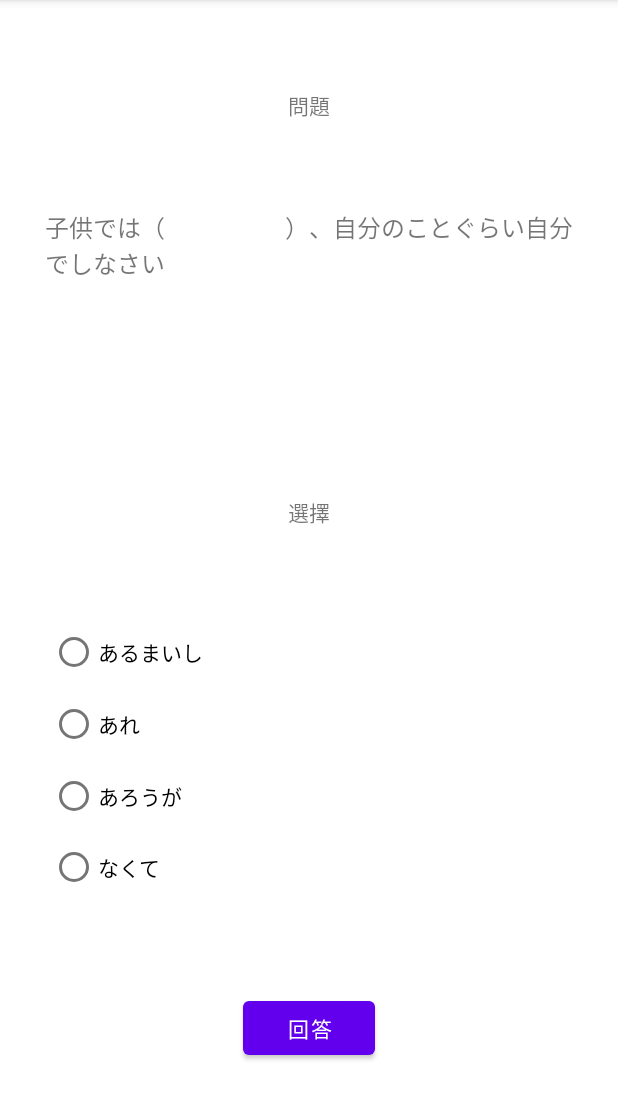
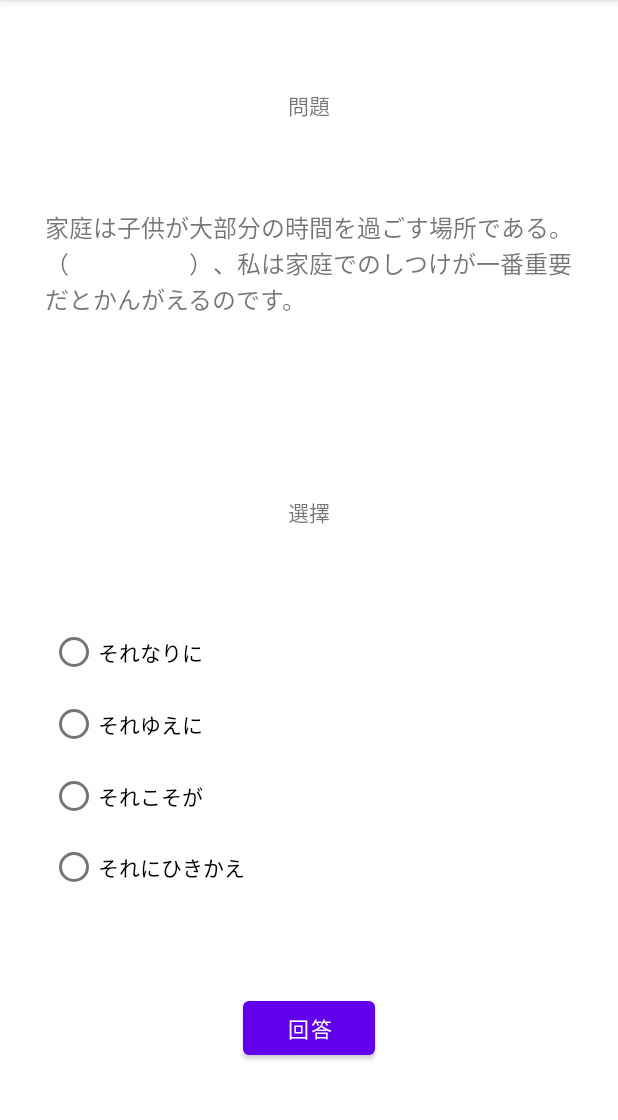
Before and after one commit to neojou/AndroidApp, an Android app: the screen it shows after launch (MainActivity before the commit, TestActivity after it), on a phone screen of 412 x 824 dp, the part 84-1204 px from its top. Run offline under Robolectric (Android 15) with nearby library versions, the phone set to English and light mode, and no system bars.

Commit message:
JLPT trainer v0.04
- create a new Activity TestActivity to inherit MainActivity

Signed-off-by: neojou <neojou@gmail.com>

```diff
--- a/JLPTtrainer/app/src/main/AndroidManifest.xml
+++ b/JLPTtrainer/app/src/main/AndroidManifest.xml
@@ -14,7 +14,7 @@
         android:theme="@style/Theme.JLPTTrainer"
         tools:targetApi="31">
         <activity
-            android:name=".MainActivity"
+            android:name=".TestActivity"
             android:exported="true">
             <intent-filter>
                 <action android:name="android.intent.action.MAIN" />
--- a/JLPTtrainer/app/src/main/java/com/nj/jlpttrainer/MainActivity.java
+++ b/JLPTtrainer/app/src/main/java/com/nj/jlpttrainer/MainActivity.java
@@ -7,34 +7,9 @@ import android.os.Bundle;
 import android.widget.*;
 
 public class MainActivity extends AppCompatActivity {
-    Question q;
-    TextView question_content;
-
     @Override
     protected void onCreate(Bundle savedInstanceState) {
         super.onCreate(savedInstanceState);
         setContentView(R.layout.activity_main);
-
-        q = new Question();
-        q.generate_question();
-        set_question_to_view(q);
-    }
-
-    private void set_question_to_view(Question q) {
-        question_content = (TextView)findViewById(R.id.question_content);
-        question_content.setText(q.question);
-
-        Button choice1 = (Button)findViewById(R.id.answer1);
-        choice1.setText(q.answers[1]);
-
-        Button choice2 = (Button)findViewById(R.id.answer2);
-        choice2.setText(q.answers[2]);
-
-        Button choice3 = (Button)findViewById(R.id.answer3);
-        choice3.setText(q.answers[3]);
-
-        Button choice4 = (Button)findViewById(R.id.answer4);
-        choice4.setText(q.answers[4]);
-
     }
 }
--- a/JLPTtrainer/app/src/main/java/com/nj/jlpttrainer/Question.java
+++ b/JLPTtrainer/app/src/main/java/com/nj/jlpttrainer/Question.java
@@ -8,6 +8,7 @@ public class Question {
 
     public Question() {
         answers = new String[5];
+        choice = 0; // User didn't select yet
     }
 
     /*
@@ -18,9 +19,7 @@ public class Question {
         answers[3] = "ときたら";
         answers[4] = "とあれば";
         right_choice = 2;
-        choice = 0;
     }
-     */
 
     public void generate_question() {
         question = "子供では（　　　　　）、自分のことぐらい自分でしなさい";
@@ -29,7 +28,17 @@ public class Question {
         answers[3] = "あろうが";
         answers[4] = "なくて";
         right_choice = 1;
-        choice = 0;
+    }
+*/
+
+    public void generate_question() {
+        question = "家庭は子供が大部分の時間を過ごす場所である。（　　　　　）、私は家庭でのしつけが一番重要だとかんがえるのです。";
+        answers[1] = "それなりに";
+        answers[2] = "それゆえに";
+        answers[3] = "それこそが";
+        answers[4] = "それにひきかえ";
+        right_choice = 2;
     }
 
+
 };
--- /dev/null
+++ b/JLPTtrainer/app/src/main/java/com/nj/jlpttrainer/TestActivity.java
@@ -0,0 +1,45 @@
+package com.nj.jlpttrainer;
+
+import android.os.Bundle;
+import android.widget.Button;
+import android.widget.TextView;
+
+public class TestActivity extends MainActivity {
+    Question q;
+    TextView question_content;
+
+    @Override
+    protected void onCreate(Bundle savedInstanceState) {
+        super.onCreate(savedInstanceState);
+
+        generate_question();
+        check_answer();
+    }
+
+    private void generate_question() {
+        q = new Question();
+        q.generate_question();
+        set_question_to_view(q);
+    }
+    private void set_question_to_view(Question q) {
+        question_content = (TextView)findViewById(R.id.question_content);
+        question_content.setText(q.question);
+
+        Button choice1 = (Button)findViewById(R.id.answer1);
+        choice1.setText(q.answers[1]);
+
+        Button choice2 = (Button)findViewById(R.id.answer2);
+        choice2.setText(q.answers[2]);
+
+        Button choice3 = (Button)findViewById(R.id.answer3);
+        choice3.setText(q.answers[3]);
+
+        Button choice4 = (Button)findViewById(R.id.answer4);
+        choice4.setText(q.answers[4]);
+
+    }
+
+    private void check_answer() {
+    }
+
+}
```
